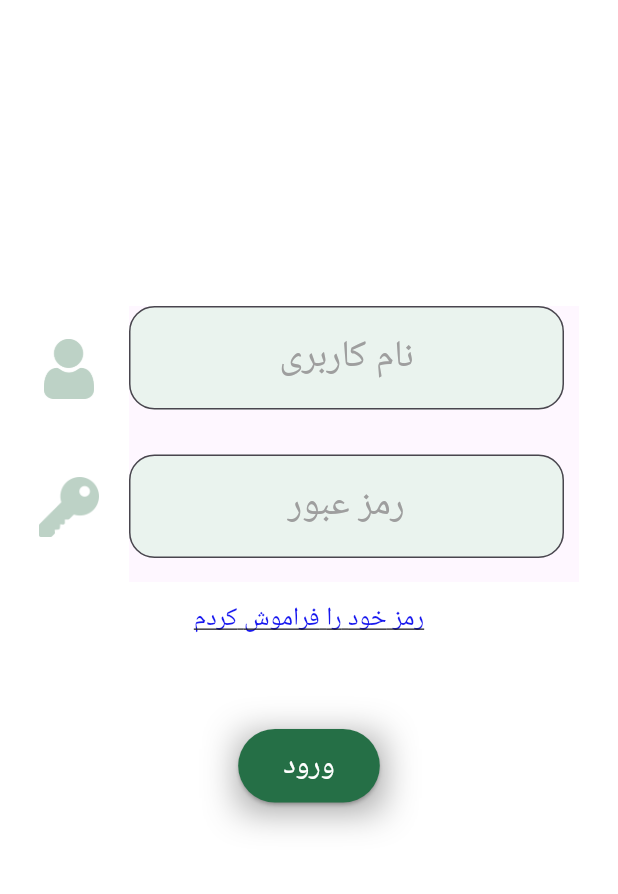
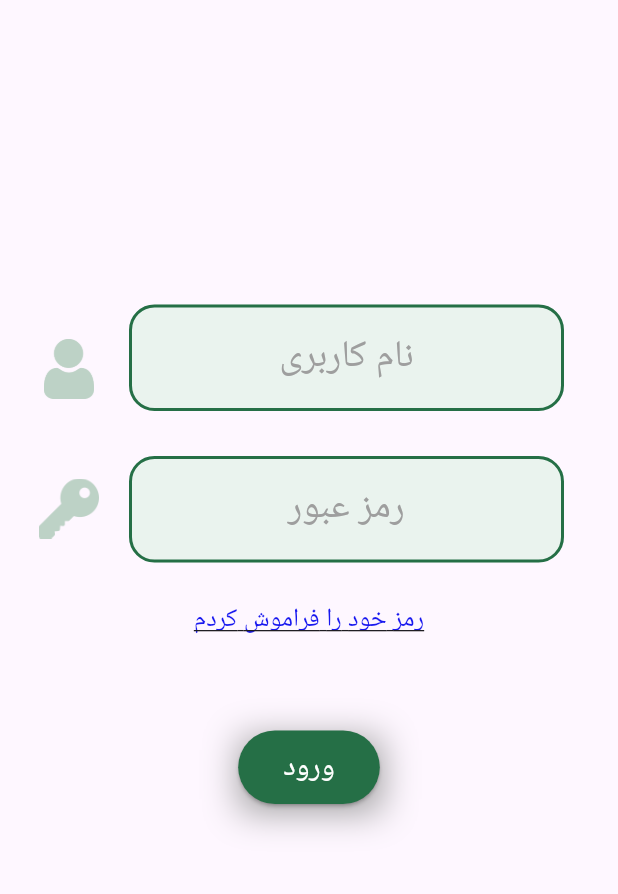
Before and after one commit to MohammadHuseyn/blink, a Flutter app: the Login screen opened directly, after a tap on "ثبت نام", after a tap on "ورود", on a phone screen of 412 x 824 dp, the part 138-1032 px from its top. Run offline on Flutter 3.47's test engine with Material 3 defaults, Android fonts, the phone set to English and light mode, and no system bars; Roboto replaces fonts that are missing (shabnam).

Commit message:
fixing login signup pages

```diff
--- a/lib/main.dart
+++ b/lib/main.dart
@@ -1,45 +1,31 @@
-import 'package:blink/pages/Login.dart';
 import 'package:blink/pages/Signup.dart';
 import 'package:flutter/material.dart';
 
-import 'pages/Home.dart';
-
-void main() {
-  runApp(const MyApp());
-}
+void main() => runApp(new MyApp());
 
 class MyApp extends StatelessWidget {
-  const MyApp({super.key});
-
   @override
   Widget build(BuildContext context) {
-    return MaterialApp(
-      debugShowCheckedModeBanner: false,
-      title: 'blink',
-      theme: ThemeData(
-        colorScheme: ColorScheme.fromSeed(seedColor: Colors.deepPurple),
-        useMaterial3: true,
+    return new MaterialApp(
+      title: 'Flutter Demo',
+      theme: new ThemeData(
+        primarySwatch: Colors.blue,
       ),
-      home: const MyHomePage(title: 'بلینک!'),
+      home: new MyHomePage(),
     );
   }
 }
 
 class MyHomePage extends StatefulWidget {
-  const MyHomePage({super.key, required this.title});
 
 
-  final String title;
   @override
-  State<MyHomePage> createState() => _MyHomePageState();
+  _MyHomePageState createState() => new _MyHomePageState();
 }
 
 class _MyHomePageState extends State<MyHomePage> {
-
-  bool logged = false;
-
   @override
   Widget build(BuildContext context) {
-    return logged? Scaffold() : Login();
+    return Signup();
   }
 }
--- a/lib/pages/Login.dart
+++ b/lib/pages/Login.dart
@@ -19,7 +19,9 @@ class _LoginState extends State<Login> {
     TextEditingController? password = new TextEditingController();
     return Container(
       color: Colors.white,
-      child: Column(
+      child: Scaffold(
+          resizeToAvoidBottomInset: false,
+          body: Column(
           // mainAxisAlignment: MainAxisAlignment.center,
           // crossAxisAlignment: CrossAxisAlignment.center,
           children: [
@@ -231,10 +233,18 @@ class _LoginState extends State<Login> {
                           child: TextField(
                             controller: username,
                             textAlign: TextAlign.center,
-                          decoration: InputDecoration.collapsed(
+                            style: TextStyle(
+                              fontSize: 25,
+                              fontFamily: 'shabnam',
+                            ),
+                            decoration: InputDecoration(
+                              enabledBorder: OutlineInputBorder(
+                                borderRadius: BorderRadius.all(Radius.circular(17)),
+                                borderSide: BorderSide(color: Color(0xFF256F46), width: 2.0),
+                              ),
                               hintText: 'نام کاربری',
                               hintStyle: TextStyle(
-                              height: 2.7,
+                                height: 1.5,
                                 fontFamily: 'shabnam',
                                 fontSize: 25,
                                 color: Colors.grey,
@@ -244,10 +254,6 @@ class _LoginState extends State<Login> {
                               border: OutlineInputBorder(
                                   borderRadius: BorderRadius.all(Radius.circular(17)),
                                   borderSide: BorderSide(color: Color(0xFF256F46), width: 10.0)),
-                          ),
-                          style: TextStyle(
-                              fontSize: 25,
-                              fontFamily: 'shabnam',
                             ),
                           ),
                         ),
@@ -272,10 +278,18 @@ class _LoginState extends State<Login> {
                           child: TextField(
                             controller: password,
                             textAlign: TextAlign.center,
-                          decoration: InputDecoration.collapsed(
+                            style: TextStyle(
+                              fontSize: 25,
+                              fontFamily: 'shabnam',
+                            ),
+                            decoration: InputDecoration(
+                              enabledBorder: OutlineInputBorder(
+                                borderRadius: BorderRadius.all(Radius.circular(17)),
+                                borderSide: BorderSide(color: Color(0xFF256F46), width: 2.0),
+                              ),
                               hintText: 'رمز عبور',
                               hintStyle: TextStyle(
-                              height: 2.7,
+                                height: 1.5,
                                 fontFamily: 'shabnam',
                                 fontSize: 25,
                                 color: Colors.grey,
@@ -285,10 +299,6 @@ class _LoginState extends State<Login> {
                               border: OutlineInputBorder(
                                   borderRadius: BorderRadius.all(Radius.circular(17)),
                                   borderSide: BorderSide(color: Color(0xFF256F46), width: 10.0)),
-                          ),
-                         style: TextStyle(
-                           fontSize: 25,
-                           fontFamily: 'shabnam'
                             ),
                           ),
                         ),
@@ -341,6 +351,7 @@ class _LoginState extends State<Login> {
             Expanded(child: Container()),
           ],
         ),
+      ),
     );
   }
 }
--- a/lib/pages/Signup.dart
+++ b/lib/pages/Signup.dart
@@ -14,8 +14,7 @@ class Signup extends StatefulWidget {
 class _SignupState extends State<Signup> {
   @override
   Widget build(BuildContext context) {
-    return Container(
-      color: Colors.white,
+    return Material(
       child: Column(
             // mainAxisAlignment: MainAxisAlignment.center,
             // crossAxisAlignment: CrossAxisAlignment.center,
@@ -230,33 +229,33 @@ class _SignupState extends State<Signup> {
 
                           children: [
                             IconButton(
-                          icon: Image.asset('images/motorbike.png', width: 80),
-                          iconSize: 10,
+                              icon: Image.asset('images/motorbike.png', width: 100),
+                              iconSize: 45,
                               onPressed: () {},
                       ),
-                        Text("پیک", style: TextStyle(fontFamily: 'shabnam', fontSize: 20, color: Color(0xFF256F46)), ),
+                            Text("پیک", style: TextStyle(fontFamily: 'shabnam', fontSize: 25, color: Color(0xFF256F46)), ),
 
                           ],
                         ),
-                  const Padding(
-                    padding: EdgeInsets.symmetric(vertical: 40, horizontal: 10),
-                    child: VerticalDivider(color: Color(0xFFBEDBCB),),
+                      Padding(
+                        padding: EdgeInsets.symmetric(vertical: 20, horizontal: 10),
+                        child: VerticalDivider(color: Colors.green,),
                       ),
                         Column(
                           mainAxisAlignment: MainAxisAlignment.center,
                           crossAxisAlignment: CrossAxisAlignment.center,
                           children: [
                             IconButton(
-                          icon: Image.asset('images/seller.png', width: 80),
-                          iconSize: 10,
+                              icon: Image.asset('images/seller.png', width: 100),
+                              iconSize: 45,
                               onPressed: () {},
                             ),
-                        Text("فروشنده", style: TextStyle(fontFamily: 'shabnam', fontSize: 20, color: Color(0xFF256F46)), ),
+                            Text("فروشنده", style: TextStyle(fontFamily: 'shabnam', fontSize: 25, color: Color(0xFF256F46)), ),
                           ],
                         ),
-                  const Padding(
-                    padding: EdgeInsets.symmetric(vertical: 40, horizontal: 10),
-                    child: VerticalDivider(color: Color(0xFFBEDBCB),),
+                      Padding(
+                        padding: EdgeInsets.symmetric(vertical: 20, horizontal: 10),
+                        child: VerticalDivider(color: Colors.green,),
                       ),
                       Column(
                         mainAxisAlignment: MainAxisAlignment.center,
@@ -264,10 +263,10 @@ class _SignupState extends State<Signup> {
                         children: [
                             IconButton(
                               icon: Image.asset('images/people.png', width: 80),
-                          iconSize: 10,
+                              iconSize: 45,
                               onPressed: () {},
                             ),
-                        Text("مشتری", style: TextStyle(fontFamily: 'shabnam', fontSize: 20, color: Color(0xFF256F46)), ),
+                            Text("مشتری", style: TextStyle(fontFamily: 'shabnam', fontSize: 25, color: Color(0xFF256F46)), ),
                           ],
                         ),
                     ],
@@ -278,6 +277,7 @@ class _SignupState extends State<Signup> {
               // Container(child: Material(child: TextField()), width: 500, height: 100,),
               Padding(
                 padding: const EdgeInsets.only(top: 50),
+                child: SingleChildScrollView(
                   child: Column(
                     mainAxisAlignment: MainAxisAlignment.center,
                     crossAxisAlignment: CrossAxisAlignment.center,
@@ -304,7 +304,11 @@ class _SignupState extends State<Signup> {
                                   fontSize: 25,
                                   fontFamily: 'shabnam',
                                 ),
-                          decoration: InputDecoration.collapsed(
+                                decoration: InputDecoration(
+                                  enabledBorder: OutlineInputBorder(
+                                    borderRadius: BorderRadius.all(Radius.circular(17)),
+                                    borderSide: BorderSide(color: Color(0xFF256F46), width: 2.0),
+                                  ),
                                   hintText: 'نام کاربری',
                                   hintStyle: TextStyle(
                                     height: 2.7,
@@ -344,7 +348,11 @@ class _SignupState extends State<Signup> {
                                   fontFamily: 'shabnam',
                                 ),
                                 textAlign: TextAlign.center,
-                          decoration: InputDecoration.collapsed(
+                                decoration: InputDecoration(
+                                  enabledBorder: OutlineInputBorder(
+                                    borderRadius: BorderRadius.all(Radius.circular(17)),
+                                    borderSide: BorderSide(color: Color(0xFF256F46), width: 2.0),
+                                  ),
                                   hintText: 'رمز عبور',
                                   hintStyle: TextStyle(
                                     height: 2.7,
@@ -376,12 +384,16 @@ class _SignupState extends State<Signup> {
                             child: Padding(
                               padding: EdgeInsets.only(top: 15, right: 10),
                               child: TextField(
+                                textAlign: TextAlign.center,
                                 style: TextStyle(
                                   fontSize: 25,
                                   fontFamily: 'shabnam',
                                 ),
-                          textAlign: TextAlign.center,
-                          decoration: InputDecoration.collapsed(
+                                decoration: InputDecoration(
+                                  enabledBorder: OutlineInputBorder(
+                                    borderRadius: BorderRadius.all(Radius.circular(17)),
+                                    borderSide: BorderSide(color: Color(0xFF256F46), width: 2.0),
+                                  ),
                                   hintText: 'تکرار رمز عبور',
                                   hintStyle: TextStyle(
                                     height: 2.7,
@@ -395,13 +407,13 @@ class _SignupState extends State<Signup> {
                                       borderRadius: BorderRadius.all(Radius.circular(17)),
                                       borderSide: BorderSide(color: Color(0xFF256F46), width: 10.0)),
                                 ),
-
                               ),
                             ),
                           ),),
                         ],
                       )
                     ],
+                  ),
                 ),
               ),
               Padding(
```
Also changed, not shown: 1 other file. Lines whose indentation alone changed are shown as unchanged.
